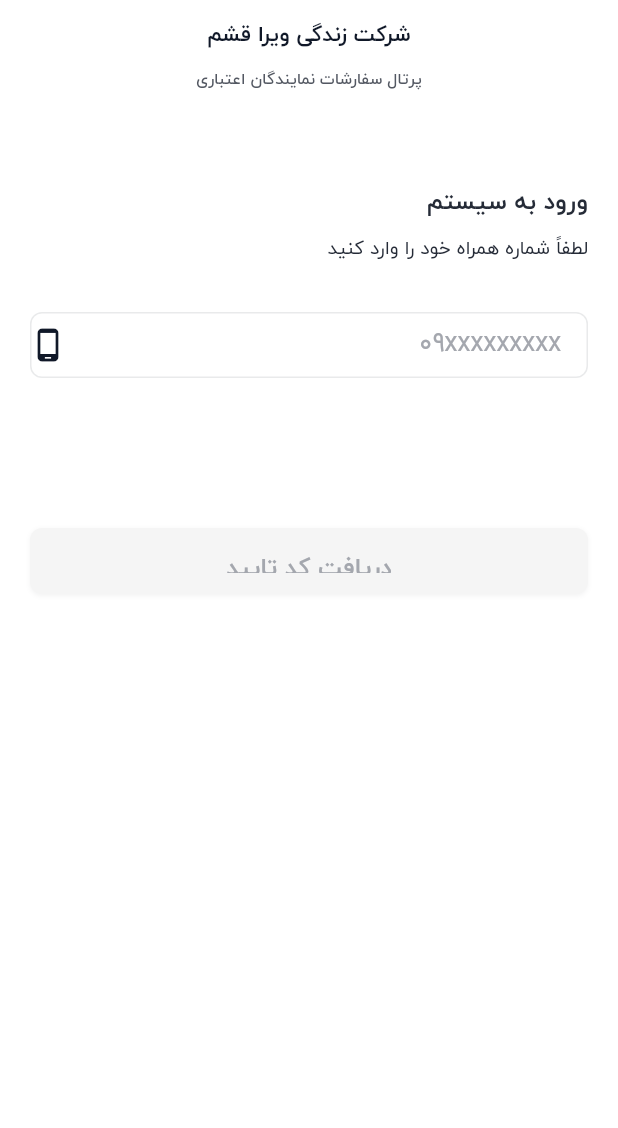
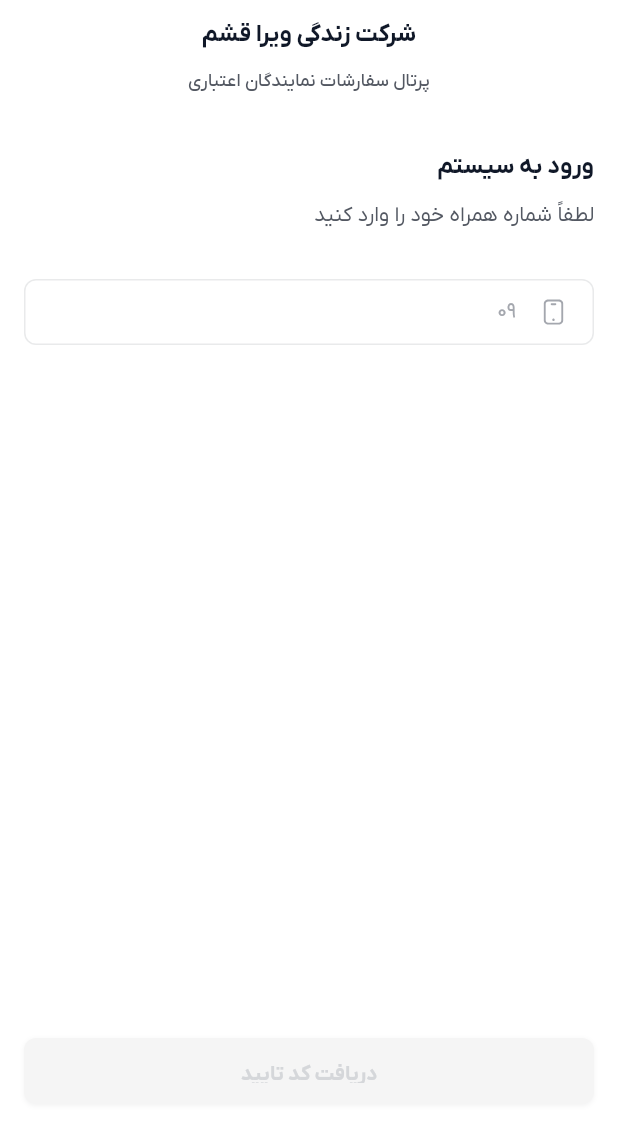
Before and after one commit to eshahrvand/rtc-mobile, a Flutter app: the screen it shows after launch, on a phone screen of 412 x 824 dp, the part 108-1236 px from its top. Run offline on Flutter 3.47's test engine with Material 3 defaults, Android fonts, the phone set to English and light mode, and no system bars; our stand-ins replace cached_network_image, flutter_bloc, flutter_svg, freezed_annotation, go_router, loading_indicator and 2 more; missing offline and left inert: cached_network_image_platform_interface, persian_datetime_picker; generated files the repository leaves out were written again; statements that could not run were skipped; project files that could hold a hidden picture were left out.

Commit message:
feat: enhance phone number widget layout and integrate new mobile icon

```diff
--- a/lib/l10n/intl_fa.arb
+++ b/lib/l10n/intl_fa.arb
@@ -5,7 +5,7 @@
   "appSubtitle": "پرتال سفارشات نمایندگان اعتباری",
   "loginToSystem": "ورود به سیستم",
   "enterPhoneNumber": "لطفاً شماره همراه خود را وارد کنید",
-  "phoneNumberHint": "۰۹xxxxxxxxx",
+  "phoneNumberHint": "۰۹",
   "getOtpCode": "دریافت کد تایید",
   "enterOtpCode": "کد تایید را وارد کنید",
   "otpSentTo": "کد تایید برای شماره {phoneNumber} ارسال شد.",
--- a/lib/ui/presenters/auth/widget/phone_number_widget.dart
+++ b/lib/ui/presenters/auth/widget/phone_number_widget.dart
@@ -19,8 +19,13 @@
     return BlocBuilder<AuthCubit, AuthState>(
       builder: (context, state) {
         return SafeArea(
-          child: SingleChildScrollView(
-            padding: const EdgeInsets.symmetric(horizontal: 20),
+          child: LayoutBuilder(
+            builder: (context, constraints) {
+              return SingleChildScrollView(
+                padding: const EdgeInsets.symmetric(horizontal: 16),
+                child: ConstrainedBox(
+                  constraints: BoxConstraints(minHeight: constraints.maxHeight),
+                  child: IntrinsicHeight(
                     child: Column(
                       crossAxisAlignment: CrossAxisAlignment.stretch,
                       children: [
@@ -35,6 +40,7 @@
                           S.current.companyName,
                           textAlign: TextAlign.center,
                           style: theme.titleSmall!.copyWith(
+                            fontWeight: FontWeight.w600,
                             color: AppColors.grayPalette.shade900,
                           ),
                         ),
@@ -42,52 +48,70 @@
                         Text(
                           S.current.appSubtitle,
                           textAlign: TextAlign.center,
-
                           style: theme.bodyMedium!.copyWith(
-                    fontWeight: FontWeight.w500 , color: AppColors.grayPalette.shade600
-                  )
+                            fontWeight: FontWeight.w500,
+                            color: AppColors.grayPalette.shade600,
                           ),
-                const SizedBox(height: 60),
+                        ),
+                        const SizedBox(height: 38),
                         Text(
                           S.current.loginToSystem,
                           textAlign: TextAlign.right,
-                  // TODO: replace with AppTextStyle
-                  style: const TextStyle(
-                    fontWeight: FontWeight.bold,
-                    fontSize: 18,
+                          style: theme.titleSmall!.copyWith(
+                            fontWeight: FontWeight.w600,
+                            color: AppColors.grayPalette.shade900,
                           ),
                         ),
-                const SizedBox(height: 8),
+                        const SizedBox(height: 10),
                         Text(
                           S.current.enterPhoneNumber,
                           textAlign: TextAlign.right,
-                  // TODO: replace with AppTextStyle
-                  style: const TextStyle(fontSize: 14),
+                          style: theme.bodyLarge!.copyWith(
+                            color: AppColors.grayPalette.shade600,
+                          ),
                         ),
                         const SizedBox(height: 32),
                         RtcTextField(
                           hintText: S.current.phoneNumberHint,
+                          hintStyle: theme.bodyLarge!.copyWith(
+                            color: AppColors.grayPalette.shade400,
+                          ),
                           keyboardType: TextInputType.phone,
                           textAlign: TextAlign.right,
                           onChanged: (value) =>
                               context.read<AuthCubit>().onPhoneChanged(value),
-                  suffix: const Icon(Icons.phone_android_outlined),
-                  // TODO: handle directionality or prefix/suffix as per Figma
+                          prefix: RtcImage(
+                            image: "$baseImage/mobile.svg",
+                            width: 20,
+                            height: 20,
                           ),
-                const SizedBox(height: 100),
-                RtcButton(
+
+                          maxLength: 11,
+                        ),
+                        const Spacer(),
+
+                        Padding(
+                          padding: const EdgeInsets.only(bottom: 16),
+                          child: RtcButton(
                             title: S.current.getOtpCode,
                             isActive: state.isPhoneValid,
+                            styleBtn: theme.labelLarge!.copyWith(
+                              fontWeight: FontWeight.w600,
+                              color: state.isPhoneValid
+                                  ? Colors.white
+                                  : AppColors.grayPalette.shade300,
+                            ),
                             isLoading: state.isLoading,
-                  onPressed: () => context.read<AuthCubit>().submitPhone(),
-                  width: double.infinity,
-                  // TODO: replace with theme color
-                  backgroundColor: state.isPhoneValid
-                      ? Colors.blue
-                      : Colors.grey,
+                            onPressed: () =>
+                                context.read<AuthCubit>().submitPhone(),
+                          ),
                         ),
                       ],
                     ),
+                  ),
+                ),
+              );
+            },
           ),
         );
       },
--- a/lib/widget/rtc_button.dart
+++ b/lib/widget/rtc_button.dart
@@ -73,12 +73,6 @@
   double _getButtonHeight() {
     if (widget.height != null) return widget.height!;
 
-    // According to Figma, active style height is 70 (likely including bar padding)
-    // and deactive (disabled) lg style is 44.
-    if (isActive ?? true) {
-      return 70;
-    }
-
     switch (widget.size) {
       case RtcButtonSize.small:
         return 40;
@@ -143,8 +137,8 @@
           ];
 
     final Color bgColor = active
-        ? (widget.backgroundColor ?? Colors.white)
-        : const Color(0xFFF5F5F5);
+        ? (widget.backgroundColor ?? AppColors.brandPalette.shade600)
+        : AppColors.grayPalette.shade100;
 
     return Padding(
       padding: widget.padding ?? EdgeInsets.zero,
@@ -183,9 +177,7 @@
           child: isLoading!
               ? Center(
                   child: CircularProgressIndicator(
-                    color: active
-                        ? AppColors.brandPalette.shade600
-                        : AppColors.grayPalette.shade400,
+                    color: AppColors.grayPalette.shade400,
                   ),
                 )
               : isLoadingBtm!
```
Also changed, not shown: pubspec.yaml (+5 -17 lines), assets/fonts/IRANYekanMobileBlack.ttf (deleted), assets/fonts/IRANYekanMobileBold.ttf (deleted), assets/fonts/IRANYekanMobileExtraBlack.ttf (deleted), assets/fonts/IRANYekanMobileExtraBold.ttf (deleted), assets/fonts/IRANYekanMobileLight.ttf (deleted), assets/fonts/IRANYekanMobileMedium.ttf (deleted), assets/fonts/IRANYekanMobileRegular.ttf (deleted), assets/fonts/IRANYekanMobileThin.ttf (deleted), assets/fonts/IRANYekanXFaNum-Bold.ttf (added), assets/fonts/IRANYekanXFaNum-Medium.ttf (added), assets/fonts/IRANYekanXFaNum-Regular.ttf (added), assets/images/mobile.svg (added). Lines whose indentation alone changed are shown as unchanged.
